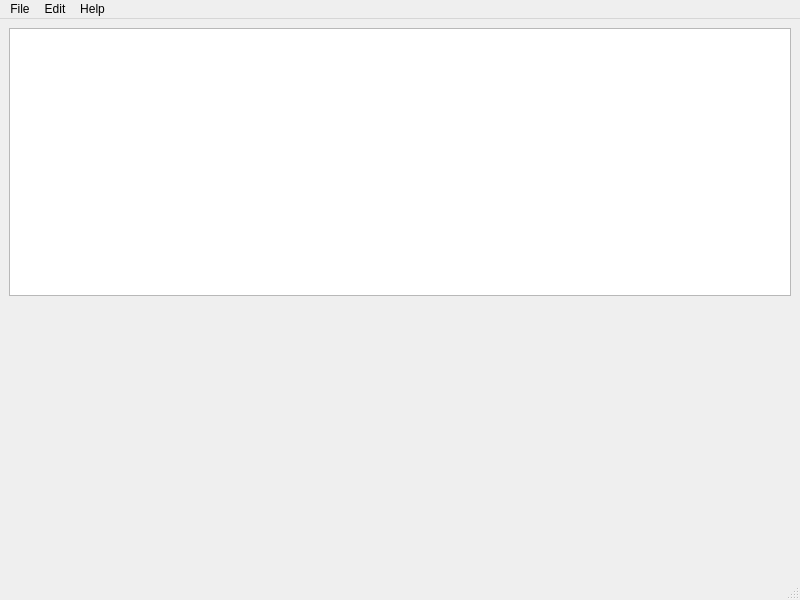
Old version of the form Lab3/mainwindow.ui in the repository MrPipiKado/OOP.
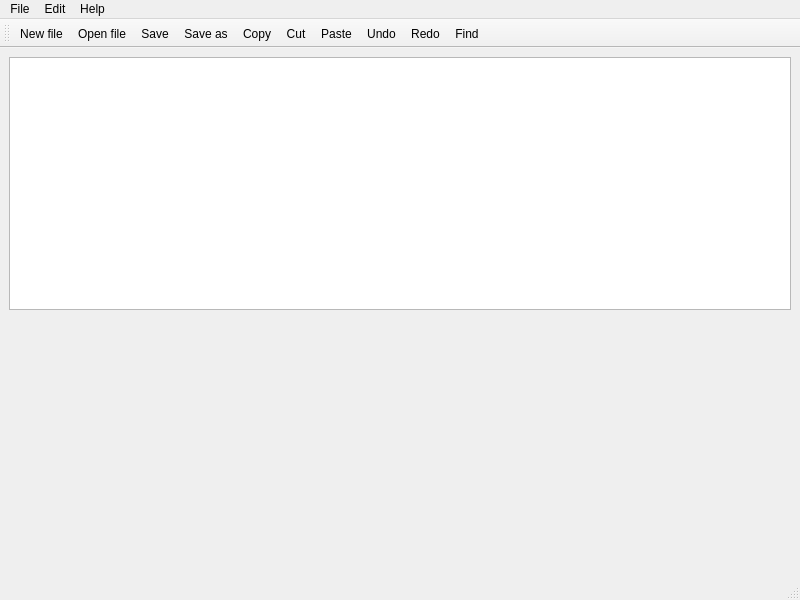
New version of the form. Icons and pictures are not drawn.

Commit message: Lab3 find fix

```diff
--- a/Lab3/mainwindow.ui
+++ b/Lab3/mainwindow.ui
@@ -83,6 +83,27 @@
    <addaction name="menuHelp"/>
   </widget>
   <widget class="QStatusBar" name="statusbar"/>
+  <widget class="QToolBar" name="toolBar">
+   <property name="windowTitle">
+    <string>toolBar</string>
+   </property>
+   <attribute name="toolBarArea">
+    <enum>TopToolBarArea</enum>
+   </attribute>
+   <attribute name="toolBarBreak">
+    <bool>false</bool>
+   </attribute>
+   <addaction name="actionNew_file"/>
+   <addaction name="actionOpen_file"/>
+   <addaction name="actionSave"/>
+   <addaction name="actionSave_as"/>
+   <addaction name="actionCopy"/>
+   <addaction name="actionCut"/>
+   <addaction name="actionPaste"/>
+   <addaction name="actionUndo"/>
+   <addaction name="actionRedo"/>
+   <addaction name="actionFind"/>
+  </widget>
   <action name="actionNew_file">
    <property name="icon">
     <iconset resource="AppResources.qrc">
```
Left out of the diff: 4 changed lines with no effect on the pictures. The commit also changes 3 other files.
